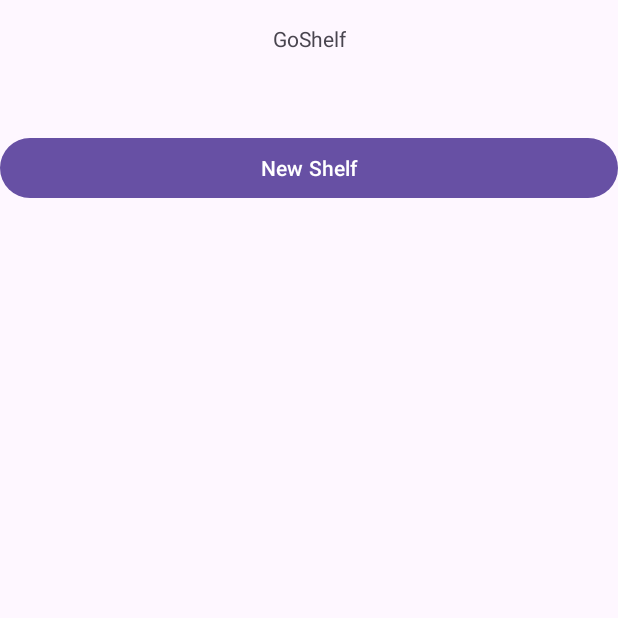
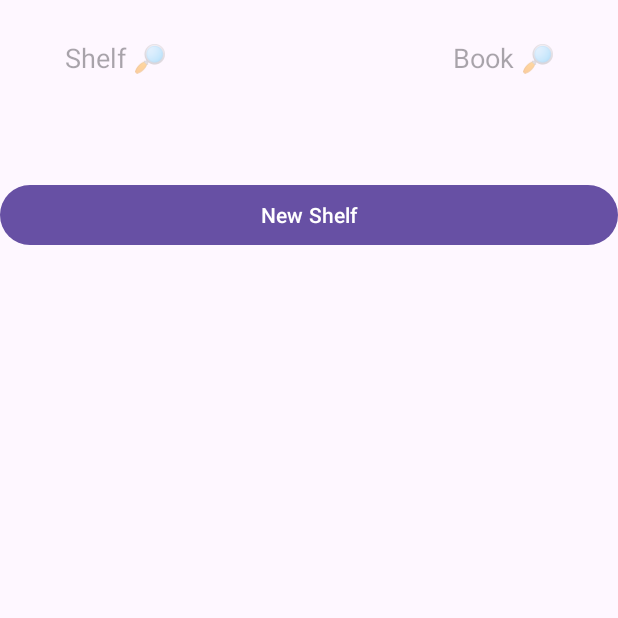
Before and after one commit to bynajmniejIgnor/GoShelf, an Android app: the screen it shows after launch (MainActivity), on a phone screen of 412 x 824 dp, the top half of it. Run offline under Robolectric (Android 15) with nearby library versions, the phone set to English and light mode, and no system bars; libraries missing offline, so code that uses them is left out: com.google.zxing.integration, com.journeyapps.barcodescanner; 2 statements that could not run were skipped.

Commit message:
Minor tweaks, began working on searching

```diff
--- a/frontend/app/src/main/java/com/example/goshelf/Header.kt
+++ b/frontend/app/src/main/java/com/example/goshelf/Header.kt
@@ -5,12 +5,54 @@ import androidx.fragment.app.Fragment
 import android.view.LayoutInflater
 import android.view.View
 import android.view.ViewGroup
+import android.widget.Button
+import android.widget.EditText
+import androidx.core.widget.addTextChangedListener
+import okhttp3.Call
+import okhttp3.Callback
+import okhttp3.OkHttpClient
+import okhttp3.Request
+import okhttp3.Response
+import okio.IOException
 
 class Header : Fragment() {
+    private val client = OkHttpClient()
     override fun onCreateView(
         inflater: LayoutInflater, container: ViewGroup?,
         savedInstanceState: Bundle?
     ): View? {
-        return inflater.inflate(R.layout.fragment_header, container, false)
+        val view = inflater.inflate(R.layout.fragment_header, container, false)
+
+        val searchShelfBtn = view.findViewById<EditText>(R.id.searchByShelfBtn)
+        val searchBookfBtn = view.findViewById<EditText>(R.id.searchByBookBtn)
+        val searchBtn = view.findViewById<Button>(R.id.searchBtn)
+
+        searchShelfBtn.addTextChangedListener {
+            searchBtn.visibility = View.VISIBLE
+        }
+        return view
+    }
+
+    fun httpGet(url: String, callback: (String) -> Unit) {
+        val request = Request.Builder()
+            .url(url)
+            .build()
+
+        client.newCall(request).enqueue(object : Callback {
+            override fun onFailure(call: Call, e: IOException) {
+                e.printStackTrace()
+                requireActivity().runOnUiThread {
+                    callback.invoke("")
+                }
+            }
+
+            override fun onResponse(call: Call, response: Response) {
+                val responseBody = response.body?.string() ?: ""
+
+                requireActivity().runOnUiThread {
+                    callback.invoke(responseBody)
+                }
+            }
+        })
     }
 }
--- a/frontend/app/src/main/java/com/example/goshelf/MainActivity.kt
+++ b/frontend/app/src/main/java/com/example/goshelf/MainActivity.kt
@@ -56,8 +56,10 @@ class MainActivity : AppCompatActivity() {
         httpGet("http://$globalServerAddress/androidId/$globalAndroidId"){ resp ->
             val response = JSONObject(resp)
             val userId = response.getString("response").toString()
-            Log.d("AndroidId",globalAndroidId)
-            Log.d("UserId based on adnroidId", userId)
+            supportFragmentManager.beginTransaction()
+                .replace(R.id.fragmentContainerView, Header())
+                .addToBackStack(null)
+                .commit()
             if (userId != "" ) {
                 globalUserId = userId
                 supportFragmentManager.beginTransaction()
--- /dev/null
+++ b/frontend/app/src/main/res/drawable/spacer.xml
@@ -0,0 +1,6 @@
+<?xml version="1.0" encoding="utf-8"?>
+<shape xmlns:android="http://schemas.android.com/apk/res/android">
+    <size
+        android:height="0dp"
+        android:width="10dp"/>
+</shape>
--- a/frontend/app/src/main/res/layout/activity_main.xml
+++ b/frontend/app/src/main/res/layout/activity_main.xml
@@ -11,7 +11,7 @@
         android:id="@+id/fragmentContainerView"
         android:name="com.example.goshelf.Header"
         android:layout_width="match_parent"
-        android:layout_height="40dp"
+        android:layout_height="71dp"
         android:layout_marginTop="16dp"
         app:layout_constraintEnd_toEndOf="parent"
         app:layout_constraintStart_toStartOf="parent"
--- a/frontend/app/src/main/res/layout/fragment_header.xml
+++ b/frontend/app/src/main/res/layout/fragment_header.xml
@@ -1,17 +1,48 @@
 <?xml version="1.0" encoding="utf-8"?>
-<androidx.constraintlayout.widget.ConstraintLayout xmlns:android="http://schemas.android.com/apk/res/android"
+<LinearLayout xmlns:android="http://schemas.android.com/apk/res/android"
     xmlns:app="http://schemas.android.com/apk/res-auto"
     xmlns:tools="http://schemas.android.com/tools"
     android:layout_width="match_parent"
     android:layout_height="match_parent"
+    android:orientation="vertical"
     tools:context=".Header">
 
-    <TextView
-        android:id="@+id/textView"
-        android:layout_width="wrap_content"
+    <LinearLayout
+        android:orientation="horizontal"
+        android:layout_width="match_parent"
         android:layout_height="wrap_content"
-        android:text="GoShelf"
-        app:layout_constraintEnd_toEndOf="parent"
-        app:layout_constraintStart_toStartOf="parent"
-        app:layout_constraintTop_toTopOf="parent" />
-</androidx.constraintlayout.widget.ConstraintLayout>
+        android:showDividers="middle"
+        android:divider="@drawable/spacer"
+        android:layout_marginLeft="10dp"
+        android:layout_marginRight="10dp"
+        >
+
+        <EditText
+            android:gravity="center"
+            android:id="@+id/searchByShelfBtn"
+            android:layout_height="wrap_content"
+            android:hint="Shelf 🔎"
+            android:background="@null"
+            android:layout_width="0dp"
+            android:inputType="text"
+            android:layout_weight="1" />
+
+        <Button
+            android:id="@+id/searchBtn"
+            android:layout_width="wrap_content"
+            android:layout_height="wrap_content"
+            android:layout_weight="0.1"
+            android:text="Search"
+            android:visibility="invisible" />
+
+        <EditText
+            android:gravity="center"
+            android:id="@+id/searchByBookBtn"
+            android:layout_height="wrap_content"
+            android:layout_weight="1"
+            android:layout_width="0dp"
+            android:background="@null"
+            android:inputType="text"
+            android:hint="Book 🔎" />
+    </LinearLayout>
+</LinearLayout>
```
Also changed, not shown: frontend/app/src/main/java/com/example/goshelf/ShelfList.kt (+7 -2 lines), 3 other files.
